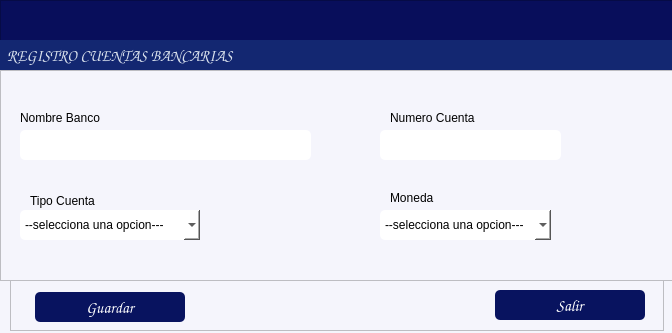
This is gui/formBanco.ui in alucard8130/app_gest_adm.v1_exe as Qt 5 draws it before an edit. The edited form follows.
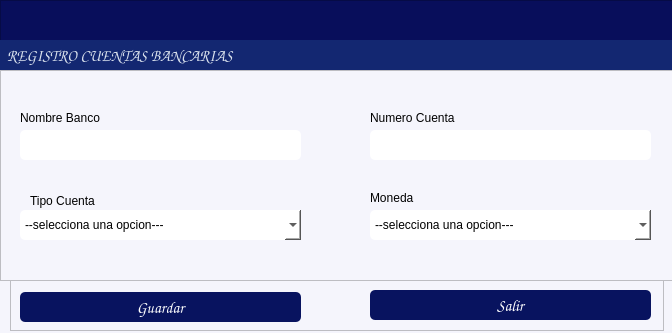
This is the edited form. Icons and pictures are not drawn.

Diff of the .ui file:
```diff
--- a/gui/formBanco.ui
+++ b/gui/formBanco.ui
@@ -103,7 +103,7 @@
      <rect>
       <x>20</x>
       <y>60</y>
-      <width>291</width>
+      <width>281</width>
       <height>30</height>
      </rect>
     </property>
@@ -131,7 +131,7 @@
    <widget class="QLabel" name="label_9">
     <property name="geometry">
      <rect>
-      <x>390</x>
+      <x>370</x>
       <y>120</y>
       <width>111</width>
       <height>16</height>
@@ -144,9 +144,9 @@
    <widget class="QLineEdit" name="txtNumCta">
     <property name="geometry">
      <rect>
-      <x>380</x>
+      <x>370</x>
       <y>60</y>
-      <width>181</width>
+      <width>281</width>
       <height>30</height>
      </rect>
     </property>
@@ -175,7 +175,7 @@
    <widget class="QLabel" name="label_11">
     <property name="geometry">
      <rect>
-      <x>390</x>
+      <x>370</x>
       <y>40</y>
       <width>101</width>
       <height>16</height>
@@ -190,7 +190,7 @@
      <rect>
       <x>20</x>
       <y>140</y>
-      <width>180</width>
+      <width>281</width>
       <height>30</height>
      </rect>
     </property>
@@ -222,9 +222,9 @@
    <widget class="QComboBox" name="cmbTipoMoneda">
     <property name="geometry">
      <rect>
-      <x>380</x>
+      <x>370</x>
       <y>140</y>
-      <width>171</width>
+      <width>281</width>
       <height>30</height>
      </rect>
     </property>
@@ -281,18 +281,12 @@
    <widget class="QPushButton" name="btnGuardar">
     <property name="geometry">
      <rect>
-      <x>25</x>
+      <x>10</x>
       <y>12</y>
-      <width>150</width>
+      <width>281</width>
       <height>30</height>
      </rect>
     </property>
-    <property name="maximumSize">
-     <size>
-      <width>150</width>
-      <height>100</height>
-     </size>
-    </property>
     <property name="font">
      <font>
       <family>Comic Sans MS</family>
@@ -332,18 +326,12 @@
    <widget class="QPushButton" name="btnSalir">
     <property name="geometry">
      <rect>
-      <x>485</x>
+      <x>360</x>
       <y>10</y>
-      <width>150</width>
+      <width>281</width>
       <height>30</height>
      </rect>
     </property>
-    <property name="maximumSize">
-     <size>
-      <width>150</width>
-      <height>100</height>
-     </size>
-    </property>
     <property name="font">
      <font>
       <family>Comic Sans MS</family>
```
